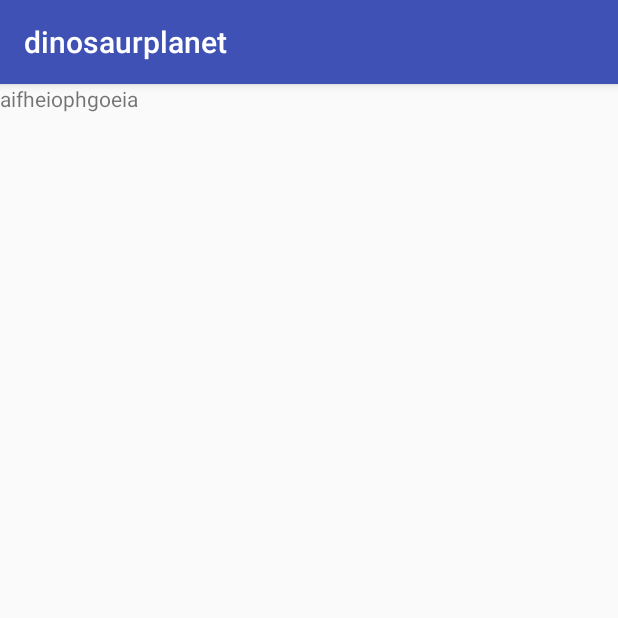
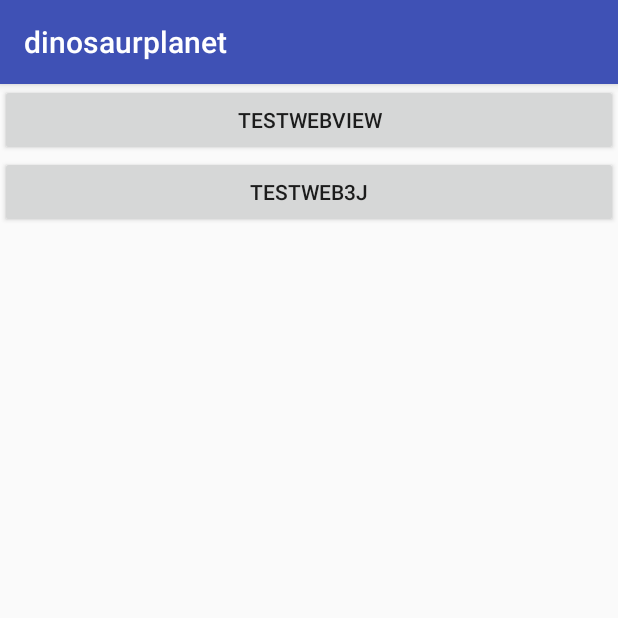
Before and after one commit to aaaking/androidProjects, an Android app: the screen it shows after launch (MainActivity), on a phone screen of 412 x 824 dp, the top half of it. Run offline under Robolectric (Android 15) with nearby library versions, the phone set to English and light mode, and no system bars.

Commit message:
android demo of web3j

```diff
--- a/dinosaurplanet/app/build.gradle
+++ b/dinosaurplanet/app/build.gradle
@@ -9,10 +9,11 @@ android {
     defaultConfig {
         applicationId "com.bipa.android.dinosaurplanet"
         minSdkVersion 15
-        targetSdkVersion 28
+        targetSdkVersion 26
         versionCode 1
         versionName "1.0"
         testInstrumentationRunner "android.support.test.runner.AndroidJUnitRunner"
+        multiDexEnabled true
     }
     buildTypes {
         release {
@@ -26,9 +27,11 @@ dependencies {
     implementation fileTree(dir: 'libs', include: ['*.jar'])
     implementation"org.jetbrains.kotlin:kotlin-stdlib-jre7:$kotlin_version"
     api project(path: ":webview")
+    api project(path: ":web3j")
     implementation 'com.android.support:appcompat-v7:28.0.0-alpha3'
     implementation 'com.android.support.constraint:constraint-layout:1.1.2'
     testImplementation 'junit:junit:4.12'
     androidTestImplementation 'com.android.support.test:runner:1.0.2'
     androidTestImplementation 'com.android.support.test.espresso:espresso-core:3.0.2'
+    implementation 'com.android.support:multidex:1.0.3'
 }
--- a/dinosaurplanet/app/src/main/java/com/bipa/android/dinosaurplanet/MainActivity.kt
+++ b/dinosaurplanet/app/src/main/java/com/bipa/android/dinosaurplanet/MainActivity.kt
@@ -2,6 +2,7 @@ package com.bipa.android.dinosaurplanet
 
 import android.os.Bundle
 import com.bipa.android.webview.WebViewActivity
+import com.example.web3j.startWeb3jAC
 import kotlinx.android.synthetic.main.activity_main.*
 
 class MainActivity : WebViewActivity() {
@@ -9,6 +10,7 @@ class MainActivity : WebViewActivity() {
     override fun onCreate(savedInstanceState: Bundle?) {
         super.onCreate(savedInstanceState)
         setContentView(R.layout.activity_main)
-        test.setOnClickListener { WebViewActivity.start(this@MainActivity, 0, "http://dinosaur.bipa.io/") }
+        testWebView.setOnClickListener { WebViewActivity.start(this@MainActivity, 0, "http://dinosaur.bipa.io/") }
+        testWeb3j.setOnClickListener { startWeb3jAC(this@MainActivity) }
     }
 }
--- a/dinosaurplanet/app/src/main/res/layout/activity_main.xml
+++ b/dinosaurplanet/app/src/main/res/layout/activity_main.xml
@@ -1,15 +1,22 @@
 <?xml version="1.0" encoding="utf-8"?>
-<android.support.constraint.ConstraintLayout xmlns:android="http://schemas.android.com/apk/res/android"
+<LinearLayout xmlns:android="http://schemas.android.com/apk/res/android"
     xmlns:app="http://schemas.android.com/apk/res-auto"
     xmlns:tools="http://schemas.android.com/tools"
     android:layout_width="match_parent"
     android:layout_height="match_parent"
+              android:orientation="vertical"
     tools:context=".MainActivity">
 
-    <TextView
-        android:id="@+id/test"
+    <Button
+        android:id="@+id/testWebView"
         android:layout_width="match_parent"
-        android:layout_height="match_parent"
-        android:text="aifheiophgoeia"/>
+        android:layout_height="wrap_content"
+        android:text="testWebView"/>
 
-</android.support.constraint.ConstraintLayout>
+    <Button
+        android:id="@+id/testWeb3j"
+        android:layout_width="match_parent"
+        android:layout_height="wrap_content"
+        android:text="testWeb3j"/>
+
+</LinearLayout>
--- /dev/null
+++ b/dinosaurplanet/app/src/main/res/xml/network_security_config.xml
@@ -0,0 +1,6 @@
+<?xml version="1.0" encoding="utf-8"?>
+<network-security-config>
+    <domain-config cleartextTrafficPermitted="true">
+        <domain includeSubdomains="true">Your URL(ex: 127.0.0.1)</domain>
+    </domain-config>
+</network-security-config>
--- a/dinosaurplanet/settings.gradle
+++ b/dinosaurplanet/settings.gradle
@@ -1 +1 @@
-include ':app', ':webview'
+include ':app', ':webview', ':web3j'
--- /dev/null
+++ b/dinosaurplanet/web3j/src/main/AndroidManifest.xml
@@ -0,0 +1,2 @@
+<manifest xmlns:android="http://schemas.android.com/apk/res/android"
+          package="com.example.web3j"/>
--- /dev/null
+++ b/dinosaurplanet/web3j/src/main/res/values/strings.xml
@@ -0,0 +1,3 @@
+<resources>
+    <string name="app_name">web3j</string>
+</resources>
--- a/dinosaurplanet/webview/build.gradle
+++ b/dinosaurplanet/webview/build.gradle
@@ -9,7 +9,7 @@ android {
 
     defaultConfig {
         minSdkVersion 15
-        targetSdkVersion 28
+        targetSdkVersion 26
         versionCode 1
         versionName "1.0"
 
--- a/dinosaurplanet/webview/src/main/AndroidManifest.xml
+++ b/dinosaurplanet/webview/src/main/AndroidManifest.xml
@@ -2,4 +2,5 @@
     package="com.bipa.android.webview">
 
     <uses-permission android:name="android.permission.INTERNET" />
+    <uses-permission android:name="android.permission.ACCESS_NETWORK_STATE" />
 </manifest>
--- a/dinosaurplanet/webview/src/main/java/com/bipa/android/webview/WebViewActivity.java
+++ b/dinosaurplanet/webview/src/main/java/com/bipa/android/webview/WebViewActivity.java
@@ -66,7 +66,7 @@ public class WebViewActivity extends AppCompatActivity {
         languae = BaseTools.getLanguage(this).toLowerCase();
         super.onCreate(savedInstanceState);
         setContentView(R.layout.activity_webview);
-        url = "http://www.baidu.com";//getIntent().getStringExtra(Extras.EXTRA_URL);http://game.bipa.io/#/   http://dinosaur.bipa.io/
+        url = "http://game.bipa.io/#/";//getIntent().getStringExtra(Extras.EXTRA_URL);http://game.bipa.io/#/   http://dinosaur.bipa.io/
         type = getIntent().getIntExtra(Extras.EXTRA_TYPE, 0);
         if (type == TYPE_APP_NOTICE)
             mAppNotify = (AppNotify) getIntent().getSerializableExtra(Extras.EXTRA_DATA);
@@ -109,7 +109,12 @@ public class WebViewActivity extends AppCompatActivity {
         webSettings.setBuiltInZoomControls(false);
 //        webSettings.setUseWideViewPort(true);//集WebView是否应该使支持“视窗”HTML meta标记或应该使用视窗。
         webSettings.setLoadWithOverviewMode(true);  //是否使用WebView加载页面,也就是说,镜头拉出宽度适合在屏幕上的内容。
-        webSettings.setCacheMode(WebSettings.LOAD_DEFAULT);
+        if (18 < Build.VERSION.SDK_INT ){
+            //18 = JellyBean MR2, KITKAT=19
+            webSettings.setCacheMode(WebSettings.LOAD_NO_CACHE);
+        } else {
+            webSettings.setCacheMode(WebSettings.LOAD_DEFAULT);
+        }
         webSettings.setAllowFileAccess(true);
         webSettings.setDomStorageEnabled(true);
         webSettings.setAppCacheEnabled(true);
```
Also changed, not shown: dinosaurplanet/app/src/main/AndroidManifest.xml (+6 -1 lines), dinosaurplanet/web3j/build.gradle (added, +73 -0 lines), dinosaurplanet/web3j/src/main/java/com/example/web3j/Web3jAC.kt (added, +42 -0 lines), dinosaurplanet/web3j/src/main/res/layout/ac_web3j.xml (added, +24 -0 lines), 5 other files.
